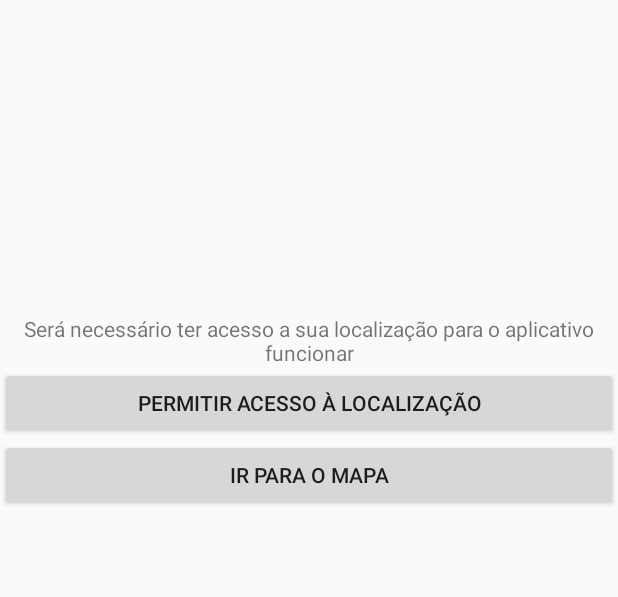
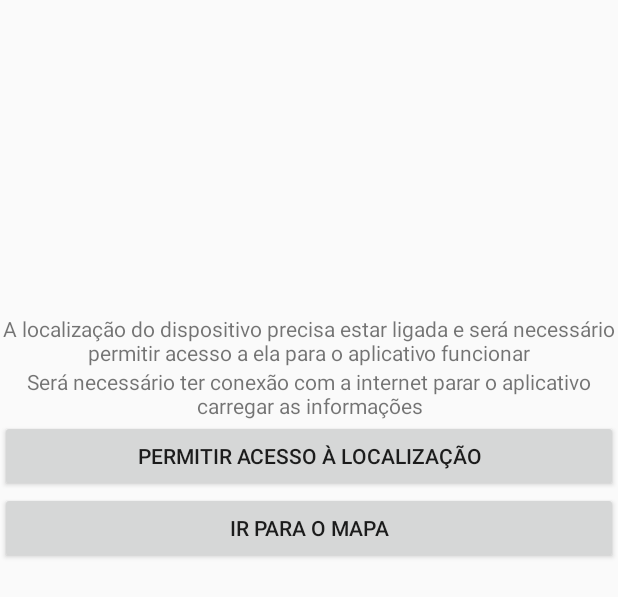
Before and after one commit to brunoohd/redivivus, an Android app: the layout tela_inicial_permissao.xml on its own in the app's theme, with its tools: preview values and no code run, on a phone screen of 412 x 824 dp. Shown: the top 597 px of the screen. Run offline under Robolectric (Android 15) with nearby library versions, the phone set to English and light mode, and no system bars.

Commit message:
Inclusão de mensagem informativa

```diff
--- a/app/src/main/res/layout/tela_inicial_permissao.xml
+++ b/app/src/main/res/layout/tela_inicial_permissao.xml
@@ -15,7 +15,14 @@
         android:id="@+id/textView4"
         android:layout_width="match_parent"
         android:layout_height="wrap_content"
-        android:text="Será necessário ter acesso a sua localização para o aplicativo funcionar"
+        android:text="A localização do dispositivo precisa estar ligada e será necessário permitir acesso a ela para o aplicativo funcionar"
+        android:gravity="center"/>
+
+    <TextView
+        android:id="@+id/textView5"
+        android:layout_width="match_parent"
+        android:layout_height="wrap_content"
+        android:text="Será necessário ter conexão com a internet parar o aplicativo carregar as informações"
         android:gravity="center"/>
 
     <Button
```
